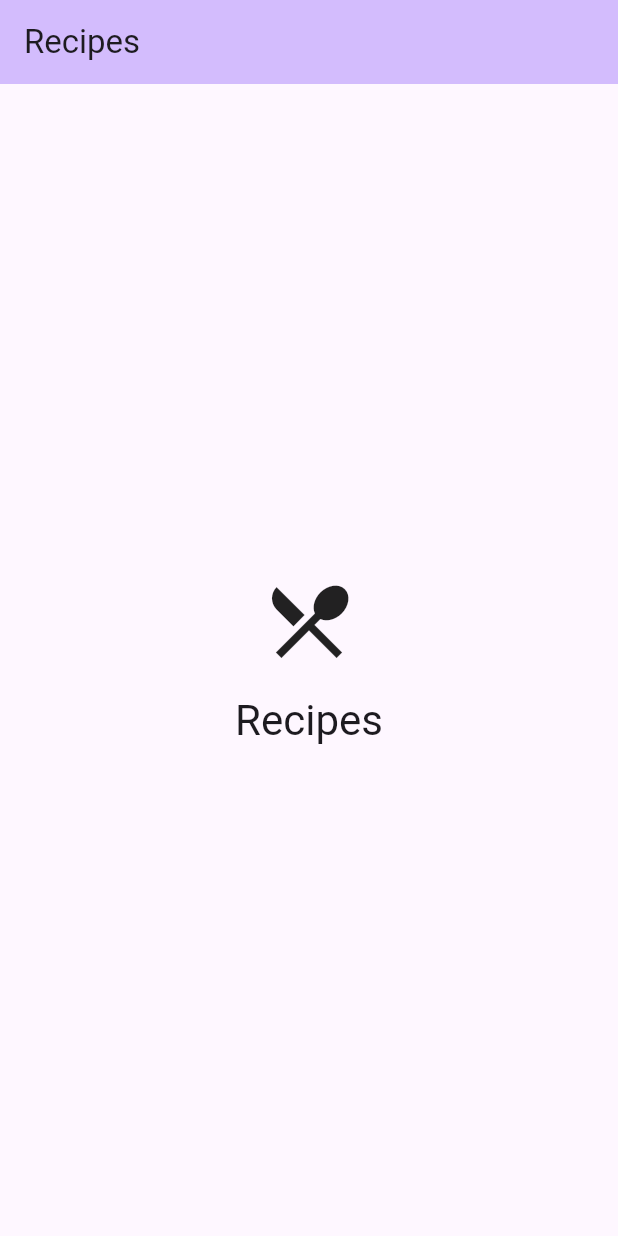
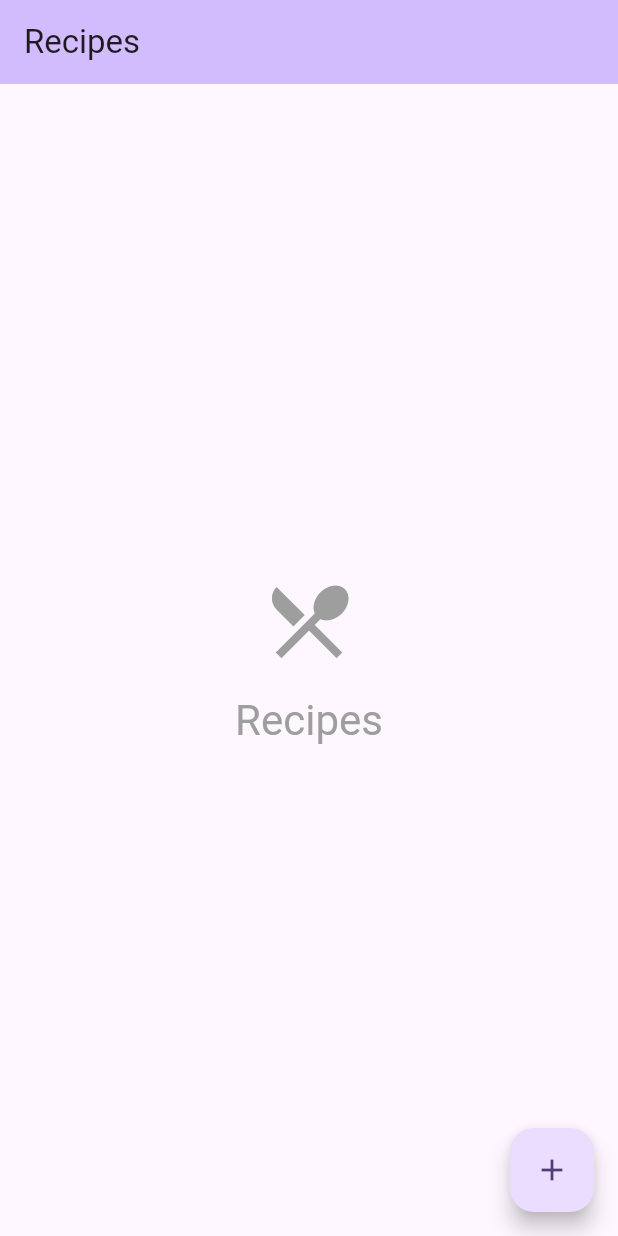
Before and after one commit to k-b-r-a/recipetools, a Flutter app: the screen it shows after launch, on a phone screen of 412 x 824 dp. Run offline on Flutter 3.47's test engine with Material 3 defaults, Android fonts, the phone set to English and light mode, and no system bars; our stand-ins replace drift, flutter_riverpod; accounts and stored records are empty; generated files the repository leaves out were written again.

Commit message:
feat(state): integrate Riverpod for reactive database state management
- Add flutter_riverpod dependency and wrap root with ProviderScope.
- Implement database providers (stream, future, and family) for reactive UI.
- Update RecipeListScreen to ConsumerWidget for live recipe updates.
- Configure AppDatabase with MigrationStrategy for default data seeding.
- Refactor widget tests to support Riverpod and provider overrides.

```diff
--- a/lib/main.dart
+++ b/lib/main.dart
@@ -1,8 +1,10 @@
 import 'package:flutter/material.dart';
+import 'package:flutter_riverpod/flutter_riverpod.dart';
 import 'l10n/app_localizations.dart';
+import 'provider/database_provider.dart';
 
 void main() {
-  runApp(const RecipetoolsApp());
+  runApp(const ProviderScope(child: RecipetoolsApp()));
 }
 
 class RecipetoolsApp extends StatelessWidget {
@@ -34,30 +36,73 @@ class RecipetoolsApp extends StatelessWidget {
   }
 }
 
-class RecipeListScreen extends StatelessWidget {
+class RecipeListScreen extends ConsumerWidget {
   const RecipeListScreen({super.key});
 
   @override
-  Widget build(BuildContext context) {
+  Widget build(BuildContext context, WidgetRef ref) {
     final l10n = AppLocalizations.of(context)!;
+    final recipesAsync = ref.watch(recipesStreamProvider);
 
     return Scaffold(
       appBar: AppBar(
         title: Text(l10n.recipes_title),
         backgroundColor: Theme.of(context).colorScheme.inversePrimary,
       ),
-      body: Center(
+      body: recipesAsync.when(
+        data: (recipes) {
+          if (recipes.isEmpty) {
+            return Center(
               child: Column(
                 mainAxisAlignment: MainAxisAlignment.center,
                 children: [
-            const Icon(Icons.restaurant_menu, size: 64),
+                  const Icon(
+                    Icons.restaurant_menu,
+                    size: 64,
+                    color: Colors.grey,
+                  ),
                   const SizedBox(height: 16),
                   Text(
-              l10n.recipes_title,
-              style: Theme.of(context).textTheme.headlineMedium,
+                    l10n.recipes_title, // Using title as placeholder for "No recipes"
+                    style: Theme.of(
+                      context,
+                    ).textTheme.headlineMedium?.copyWith(color: Colors.grey),
                   ),
                 ],
               ),
+            );
+          }
+
+          return ListView.builder(
+            itemCount: recipes.length,
+            itemBuilder: (context, index) {
+              final recipe = recipes[index];
+              return ListTile(
+                title: Text(recipe.name),
+                subtitle: Text(recipe.description ?? ''),
+                leading: CircleAvatar(
+                  backgroundColor: recipe.colour != null
+                      ? Color(
+                          int.parse(recipe.colour!.replaceFirst('#', '0xFF')),
+                        )
+                      : Theme.of(context).colorScheme.primary,
+                  child: const Icon(Icons.restaurant, color: Colors.white),
+                ),
+                onTap: () {
+                  // TODO: Navigate to recipe detail
+                },
+              );
+            },
+          );
+        },
+        loading: () => const Center(child: CircularProgressIndicator()),
+        error: (error, stack) => Center(child: Text('Error: $error')),
+      ),
+      floatingActionButton: FloatingActionButton(
+        onPressed: () {
+          // TODO: Add new recipe
+        },
+        child: const Icon(Icons.add),
       ),
     );
   }
--- a/pubspec.yaml
+++ b/pubspec.yaml
@@ -47,6 +47,7 @@ dependencies:
   google_sign_in: ^7.2.0
   uuid: ^4.5.3
   http: ^1.2.1
+  flutter_riverpod: ^3.3.1
 
 dev_dependencies:
   flutter_test:
```
Also changed, not shown: lib/database/database.dart (+13 -0 lines), lib/provider/database_provider.dart (added, +36 -0 lines), pubspec.lock, 1 other file. Lines whose indentation alone changed are shown as unchanged.
